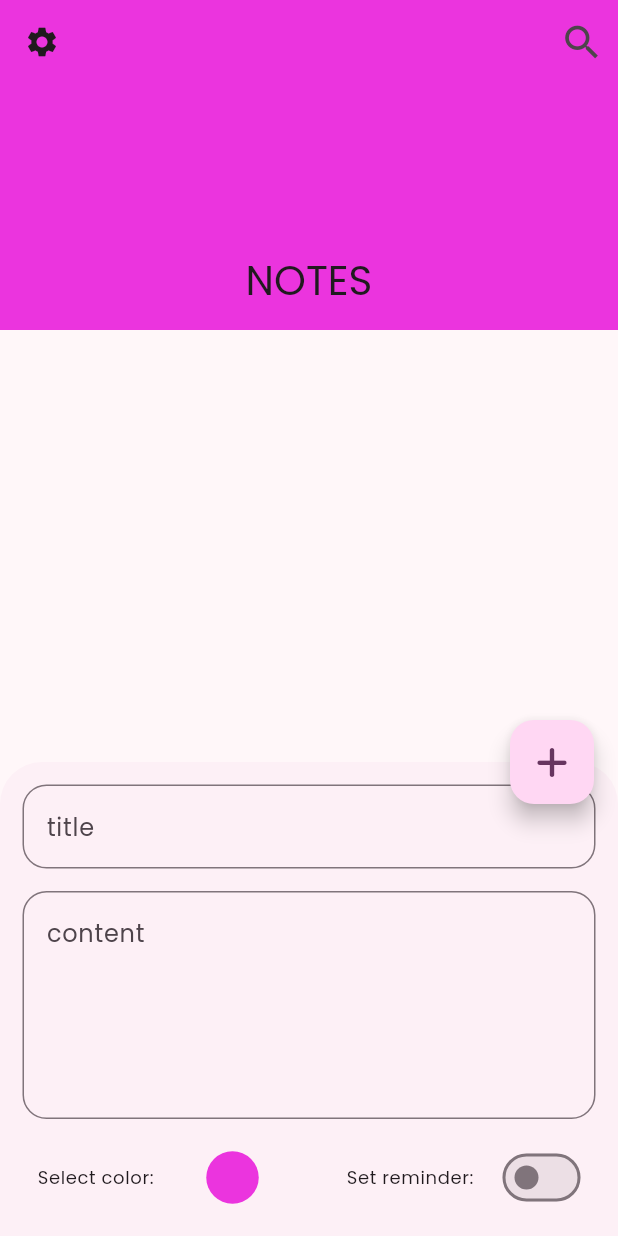
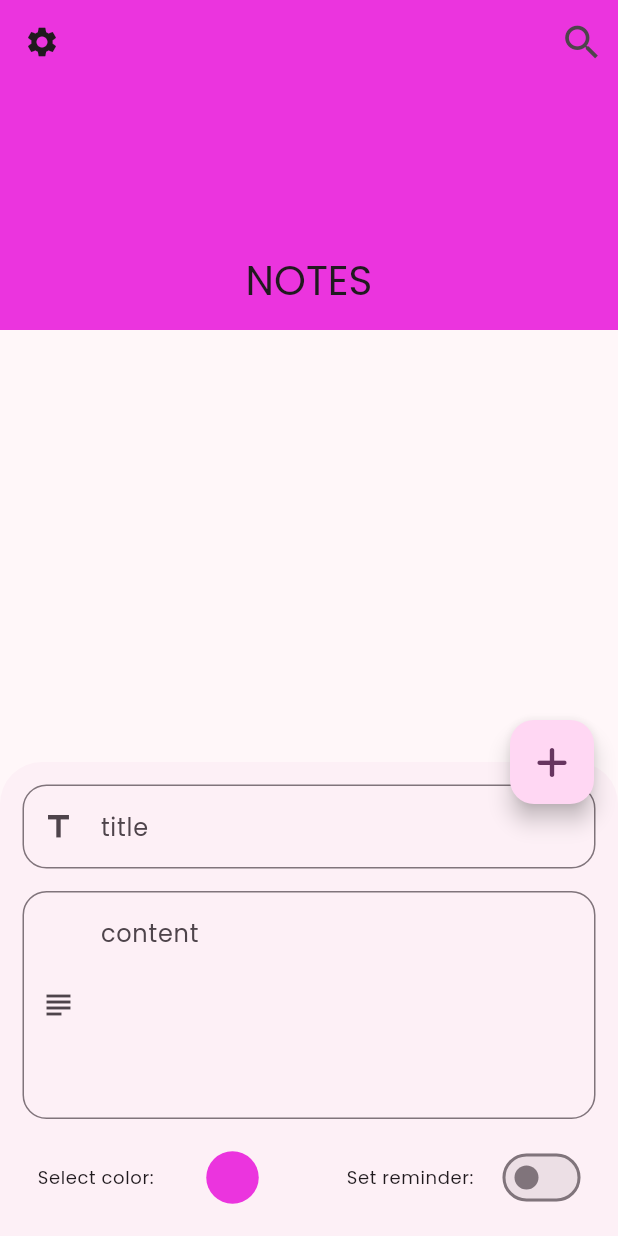
Before and after one commit to Shiba3006/My-Note, a Flutter app: the screen it shows after launch, after a tap on an icon or button, on a phone screen of 412 x 824 dp. Run offline on Flutter 3.47's test engine with Material 2 defaults, Android fonts, the phone set to English and light mode, and no system bars; our stand-ins replace bloc, flutter_bloc, flutter_colorpicker, font_awesome_flutter, hive, hive_flutter; missing offline and left inert: animator; accounts and stored records are empty.

Commit message:
create datePicker and timePiker

```diff
--- a/lib/cubits/note_states.dart
+++ b/lib/cubits/note_states.dart
@@ -91,3 +91,9 @@ class ChangeColorSuccessState extends NotesStates {}
 
 // change Switch state
 class ChangeSwitchSuccessState extends NotesStates {}
+
+// set reminder date
+class DateSetSuccessState extends NotesStates {}
+
+// set reminder time
+class TimeSetSuccessState extends NotesStates {}
--- a/lib/views/widgets/add_note_view_body.dart
+++ b/lib/views/widgets/add_note_view_body.dart
@@ -52,7 +52,7 @@ class _AddNoteViewBodyState extends State<AddNoteViewBody> {
                         cubit.addNote(notesModel:  NoteModel(
                           title: title!,
                           subTitle: subTitle!,
-                          date: cubit.customizeDateFormat(),
+                          date: cubit.customizeDateNowFormat(),
                           color: 1312,
                         ));
                       } else {
--- a/lib/views/widgets/custom_bottom_sheet.dart
+++ b/lib/views/widgets/custom_bottom_sheet.dart
@@ -29,6 +29,7 @@ class _CustomBottomSheetState extends State<CustomBottomSheet> {
                 mainAxisSize: MainAxisSize.min,
                 children: [
                   CustomTextFormField(
+                      prefixIcon: Icons.title,
                       hint: 'title',
                       onSaved: (value) {
                         cubit.title = value;
@@ -37,6 +38,7 @@ class _CustomBottomSheetState extends State<CustomBottomSheet> {
                     height: 15,
                   ),
                   CustomTextFormField(
+                    prefixIcon: Icons.subject,
                     hint: 'content',
                     onSaved: (value) {
                       cubit.subTitle = value;
@@ -58,6 +60,48 @@ class _CustomBottomSheetState extends State<CustomBottomSheet> {
                       ],
                     ),
                   ),
+                  if (cubit.isSwitchOn) ...[
+                    const SizedBox(
+                      height: 10,
+                    ),
+                    CustomTextFormField(
+                      prefixIcon: Icons.date_range,
+                      hint: 'Date Reminder',
+                      onSaved: (value) {
+                        cubit.date = value;
+                      },
+                      onTap: () {
+                        showDatePicker(
+                            context: context,
+                            initialDate: DateTime.now(),
+                            firstDate: DateTime.now(),
+                            lastDate: DateTime(3000),
+                        ).then((value) {
+                          cubit.setDate(newDate: value!);
+                        });
+                      },
+                      controller: cubit.date == null ? null : cubit.dateController,
+                    ),
+                    const SizedBox(
+                      height: 15,
+                    ),
+                    CustomTextFormField(
+                      onTap: (){
+                        showTimePicker(
+                            context: context,
+                            initialTime: TimeOfDay.now(),
+                        ).then((value) {
+                          cubit.setTime(newTime: value!, context: context);
+                        });
+                      },
+                      controller: cubit.time == null ? null : cubit.timeController,
+                      prefixIcon: Icons.watch_later,
+                      hint: 'time Reminder',
+                      onSaved: (value) {
+                        cubit.time = value;
+                      },
+                    ),
+                  ],
                 ],
               ),
             ),
--- a/lib/views/widgets/custom_fab.dart
+++ b/lib/views/widgets/custom_fab.dart
@@ -31,7 +31,7 @@ class _CustomFabState extends State<CustomFab> {
                 notesModel: NoteModel(
                   title: cubit.title!,
                   subTitle: cubit.subTitle!,
-                  date: NotesCubit.get(context).customizeDateFormat(),
+                  date: NotesCubit.get(context).customizeDateNowFormat(),
                   color: cubit.noteColor?.value ??
                       NotesCubit.get(context).currentColor!.value,
                 ));
--- a/lib/views/widgets/custom_text_form_field.dart
+++ b/lib/views/widgets/custom_text_form_field.dart
@@ -1,18 +1,23 @@
 import 'package:flutter/material.dart';
 
 class CustomTextFormField extends StatefulWidget {
-  const CustomTextFormField(
-      {super.key,
-      required this.hint,
-      this.maxLine = 1,
-      required this.onSaved,
-        this.controller,
-      });
+  const CustomTextFormField({super.key,
+    required this.hint,
+    this.maxLine = 1,
+    required this.onSaved,
+    this.controller,
+    this.prefixIcon,
+    this.onTap,
+    this.enabled = true,
+  });
 
   final String hint;
   final int maxLine;
   final void Function(String?)? onSaved;
   final TextEditingController? controller;
+  final IconData? prefixIcon;
+  final void Function()? onTap;
+  final bool? enabled ;
 
   @override
   State<CustomTextFormField> createState() => _CustomTextFormFieldState();
@@ -22,17 +27,21 @@ class _CustomTextFormFieldState extends State<CustomTextFormField> {
   @override
   Widget build(BuildContext context) {
     return TextFormField(
-      enabled: true,
+      enabled: widget.enabled,
       validator: (value) {
         if (value?.isEmpty ?? true) {
           return 'field is required';
         }
         return null;
       },
+      onTap: widget.onTap,
       controller: widget.controller,
       onSaved: widget.onSaved,
       maxLines: widget.maxLine,
       decoration: InputDecoration(
+          prefixIcon: Icon(
+          widget.prefixIcon,
+        ),
         hintText: widget.hint,
         border: OutlineInputBorder(
           borderRadius: BorderRadius.circular(16),
--- a/lib/views/widgets/edit_note_view_body.dart
+++ b/lib/views/widgets/edit_note_view_body.dart
@@ -51,7 +51,7 @@ class _EditNoteViewBodyState extends State<EditNoteViewBody> {
                           index: widget.index,
                           title: title!,
                           subTitle: subTitle!,
-                          date: cubit.customizeDateFormat(),
+                          date: cubit.customizeDateNowFormat(),
                           color: 144,
                         );
                       } else {
```
Also changed, not shown: lib/cubits/notes_cubit.dart (+25 -1 lines).
